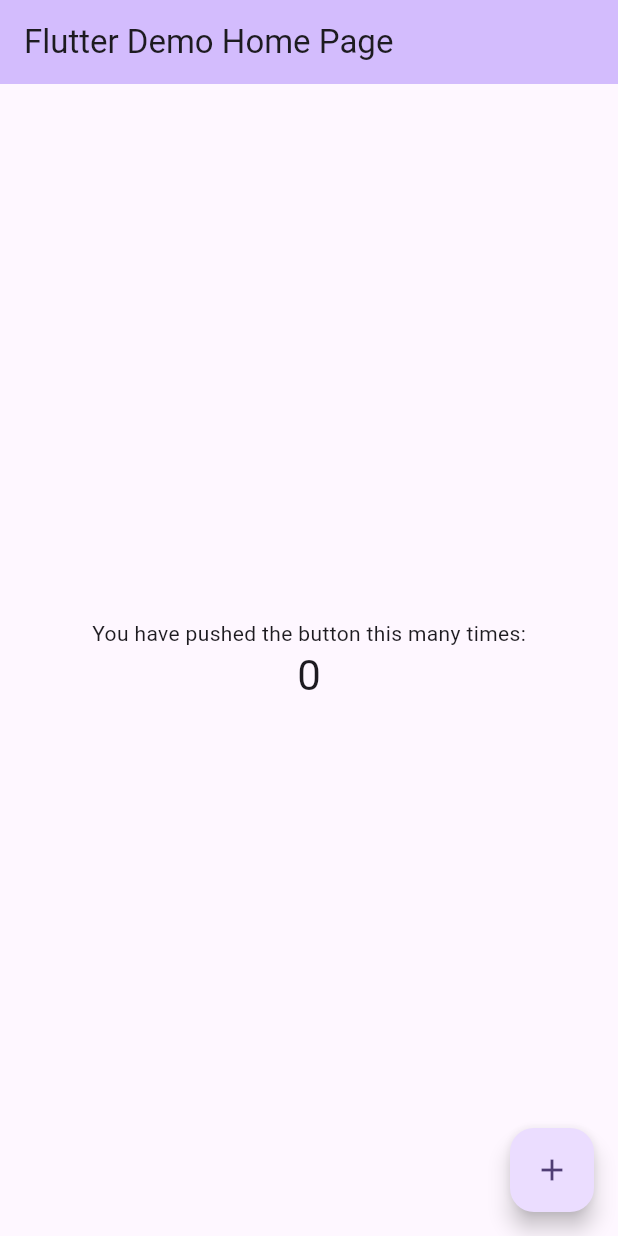
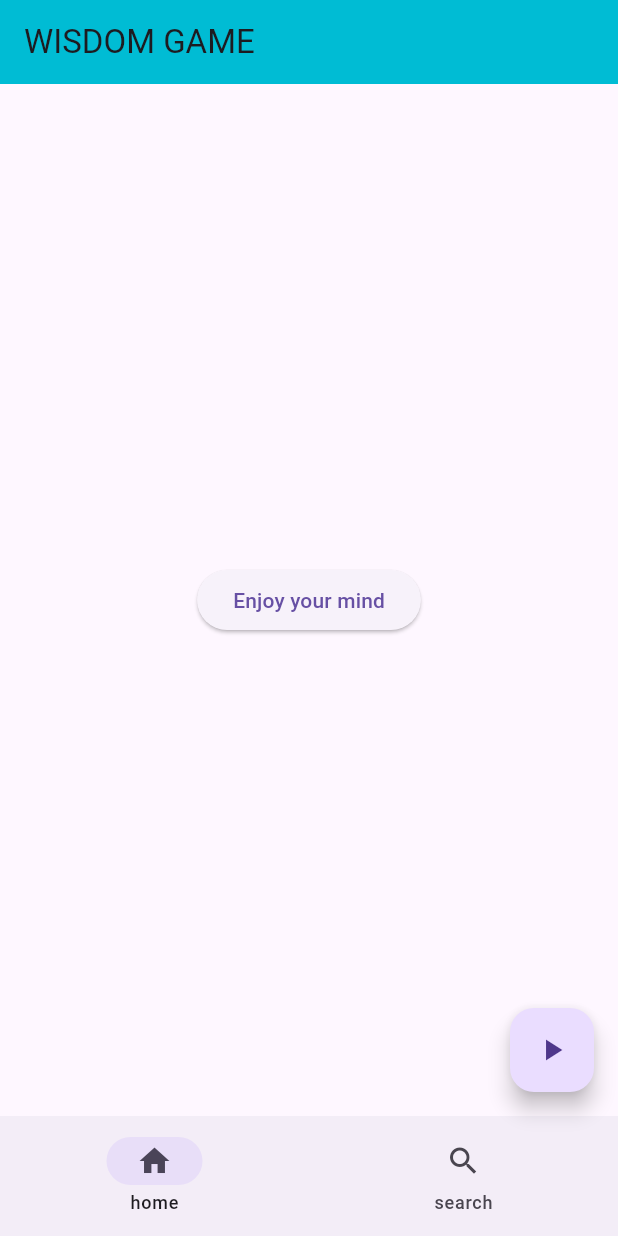
Before and after one commit to chilleflx/chilleflx-Flutterappgame, a Flutter app: the screen it shows after launch, on a phone screen of 412 x 824 dp. Run offline on Flutter 3.47's test engine with Material 3 defaults, Android fonts, the light colour scheme and no system bars.

Commit message:
creat the pages Home and Quiz

```diff
--- /dev/null
+++ b/lib/home_page.dart
@@ -0,0 +1,15 @@
+import 'package:appgame/quiz_page.dart';
+import 'package:flutter/material.dart';
+
+class HomePage extends StatelessWidget {
+  const HomePage({Key? key}) : super(key: key);
+
+  @override
+  Widget build(BuildContext context) {
+    return Center(child: ElevatedButton(onPressed: () {
+      Navigator.of(context).push(MaterialPageRoute(builder: (BuildContext context) {
+        return const QuizPage();
+      }));
+    }, child: const Text('Enjoy your mind')),);
+  }
+}
--- a/lib/main.dart
+++ b/lib/main.dart
@@ -1,125 +1,47 @@
+import 'package:appgame/home_page.dart';
 import 'package:flutter/material.dart';
 
 void main() {
   runApp(const MyApp());
  }
+ class MyApp extends StatelessWidget {
+  const MyApp({Key? key}) : super(key: key);
 
-class MyApp extends StatelessWidget {
-  const MyApp({super.key});
-
-  // This widget is the root of your application.
   @override
   Widget build(BuildContext context) {
     return MaterialApp(
-      title: 'Flutter Demo',
-      theme: ThemeData(
-        // This is the theme of your application.
-        //
-        // TRY THIS: Try running your application with "flutter run". You'll see
-        // the application has a purple toolbar. Then, without quitting the app,
-        // try changing the seedColor in the colorScheme below to Colors.green
-        // and then invoke "hot reload" (save your changes or press the "hot
-        // reload" button in a Flutter-supported IDE, or press "r" if you used
-        // the command line to start the app).
-        //
-        // Notice that the counter didn't reset back to zero; the application
-        // state is not lost during the reload. To reset the state, use hot
-        // restart instead.
-        //
-        // This works for code too, not just values: Most code changes can be
-        // tested with just a hot reload.
-        colorScheme: ColorScheme.fromSeed(seedColor: Colors.deepPurple),
-        useMaterial3: true,
-      ),
-      home: const MyHomePage(title: 'Flutter Demo Home Page'),
+      debugShowCheckedModeBanner: false,
+      home: RootPage(),
     );
   }
  }
 
-class MyHomePage extends StatefulWidget {
-  const MyHomePage({super.key, required this.title});
-
-  // This widget is the home page of your application. It is stateful, meaning
-  // that it has a State object (defined below) that contains fields that affect
-  // how it looks.
-
-  // This class is the configuration for the state. It holds the values (in this
-  // case the title) provided by the parent (in this case the App widget) and
-  // used by the build method of the State. Fields in a Widget subclass are
-  // always marked "final".
-
-  final String title;
+class RootPage extends StatefulWidget {
+  const RootPage({Key? key}) : super(key: key);
 
   @override
-  State<MyHomePage> createState() => _MyHomePageState();
+  State<RootPage> createState() => _RootPageState();
 }
-
-class _MyHomePageState extends State<MyHomePage> {
-  int _counter = 0;
-
-  void _incrementCounter() {
-    setState(() {
-      // This call to setState tells the Flutter framework that something has
-      // changed in this State, which causes it to rerun the build method below
-      // so that the display can reflect the updated values. If we changed
-      // _counter without calling setState(), then the build method would not be
-      // called again, and so nothing would appear to happen.
-      _counter++;
-    });
-  }
-
+  class _RootPageState extends State<RootPage> {
+    int currentPage=0;
     @override
     Widget build(BuildContext context) {
-    // This method is rerun every time setState is called, for instance as done
-    // by the _incrementCounter method above.
-    //
-    // The Flutter framework has been optimized to make rerunning build methods
-    // fast, so that you can just rebuild anything that needs updating rather
-    // than having to individually change instances of widgets.
       return Scaffold(
-      appBar: AppBar(
-        // TRY THIS: Try changing the color here to a specific color (to
-        // Colors.amber, perhaps?) and trigger a hot reload to see the AppBar
-        // change color while the other colors stay the same.
-        backgroundColor: Theme.of(context).colorScheme.inversePrimary,
-        // Here we take the value from the MyHomePage object that was created by
-        // the App.build method, and use it to set our appbar title.
-        title: Text(widget.title),
+        appBar: AppBar(backgroundColor: Colors.cyan,
+          title: const Text('WISDOM GAME'),
         ),
-      body: Center(
-        // Center is a layout widget. It takes a single child and positions it
-        // in the middle of the parent.
-        child: Column(
-          // Column is also a layout widget. It takes a list of children and
-          // arranges them vertically. By default, it sizes itself to fit its
-          // children horizontally, and tries to be as tall as its parent.
-          //
-          // Column has various properties to control how it sizes itself and
-          // how it positions its children. Here we use mainAxisAlignment to
-          // center the children vertically; the main axis here is the vertical
-          // axis because Columns are vertical (the cross axis would be
-          // horizontal).
-          //
-          // TRY THIS: Invoke "debug painting" (choose the "Toggle Debug Paint"
-          // action in the IDE, or press "p" in the console), to see the
-          // wireframe for each widget.
-          mainAxisAlignment: MainAxisAlignment.center,
-          children: <Widget>[
-            const Text(
-              'You have pushed the button this many times:',
+        body: const HomePage(),
+
+        floatingActionButton: FloatingActionButton(
+          onPressed: () {
+          },
+          child: const Icon(Icons.play_arrow),
         ),
-            Text(
-              '$_counter',
-              style: Theme.of(context).textTheme.headlineMedium,
-            ),
-          ],
-        ),
-      ),
-      floatingActionButton: FloatingActionButton(
-        onPressed: _incrementCounter,
-        tooltip: 'Increment',
-        child: const Icon(Icons.add),
-      ), // This trailing comma makes auto-formatting nicer for build methods.
+        bottomNavigationBar: NavigationBar(destinations:
+        [NavigationDestination(icon: Icon(Icons.home), label: 'home'),
+        NavigationDestination(icon: Icon(Icons.search), label: 'search'),
+
+        ],)
       );
     }
   }
--- a/pubspec.yaml
+++ b/pubspec.yaml
@@ -59,8 +59,8 @@ flutter:
   uses-material-design: true
 
   # To add assets to your application, add an assets section, like this:
-  # assets:
-  #   - images/a_dot_burr.jpeg
+  assets:
+    - images/
   #   - images/a_dot_ham.jpeg
 
   # An image asset can refer to one or more resolution-specific "variants", see
```
Also changed, not shown: lib/quiz_page.dart (added, +41 -0 lines), images/freepik__candid-image-photography-natural-textures-highly-r__87835.jpeg (added), images/freepik__candid-image-photography-natural-textures-highly-r__87836.jpeg (added), images/purple-glitters-are-hit-with-purple_952533-6255.jpg (added). Lines whose indentation alone changed are shown as unchanged.
